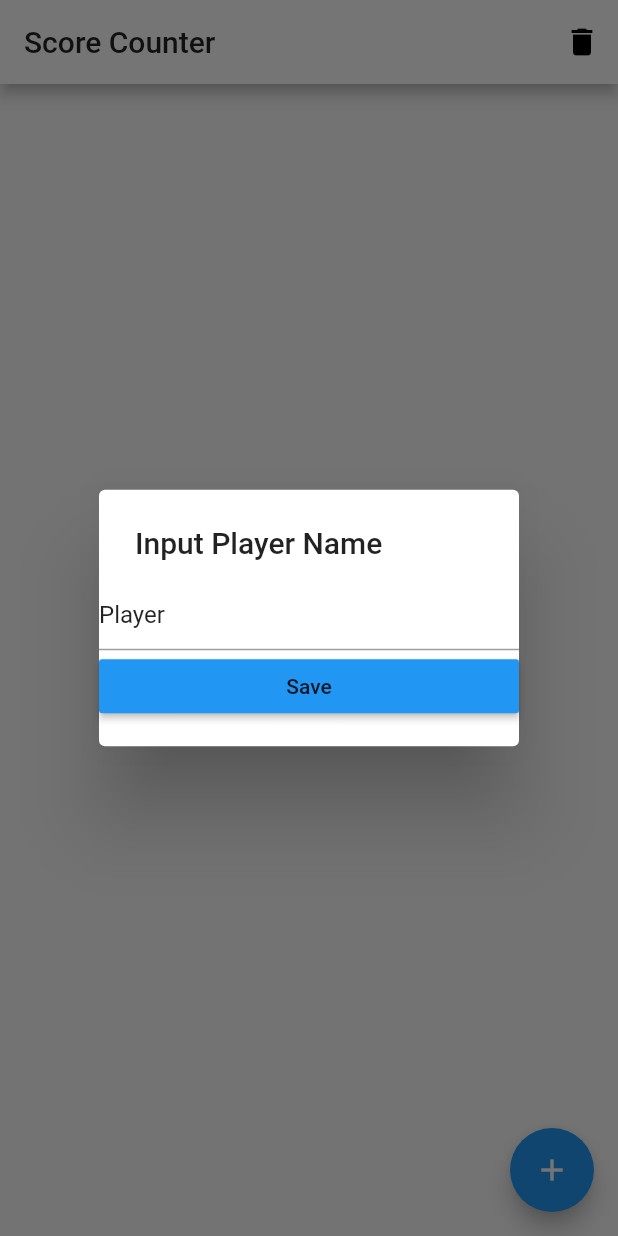
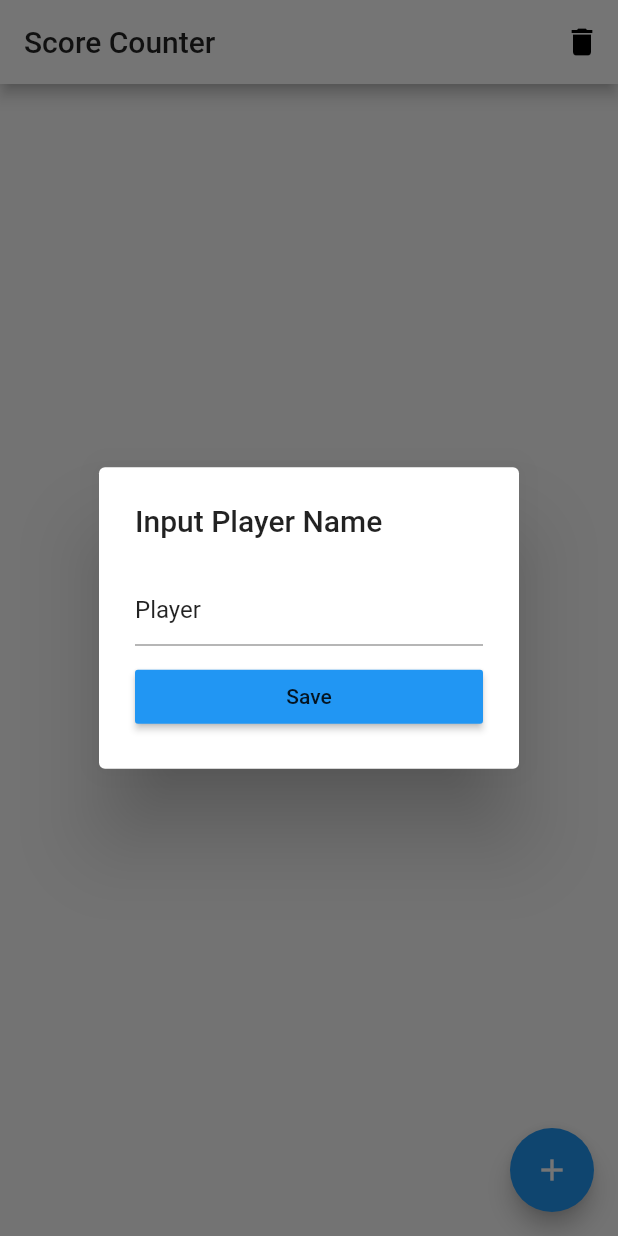
Before and after one commit to Wowo10/score_counter, a Flutter app: the screen it shows after launch, after a tap on the "add" icon, on a phone screen of 412 x 824 dp. Run offline on Flutter 3.47's test engine with Material 2 defaults, Android fonts, the phone set to English and light mode, and no system bars.

Commit message:
Added paddings inside dialog.

```diff
--- a/lib/main.dart
+++ b/lib/main.dart
@@ -69,10 +69,12 @@ class _ScoreCounterState extends State<ScoreCounter> {
               builder: (BuildContext context) {
                 return SimpleDialog(
                     title: const Text('Input Player Name'),
+                    contentPadding: EdgeInsets.all(24.0),
                     children: [
                       TextField(
                         controller: _myController,
                       ),
+                      SizedBox(height: 10,),
                       RaisedButton(
                         onPressed: () {
                           final returnValue = _myController.text;
```
